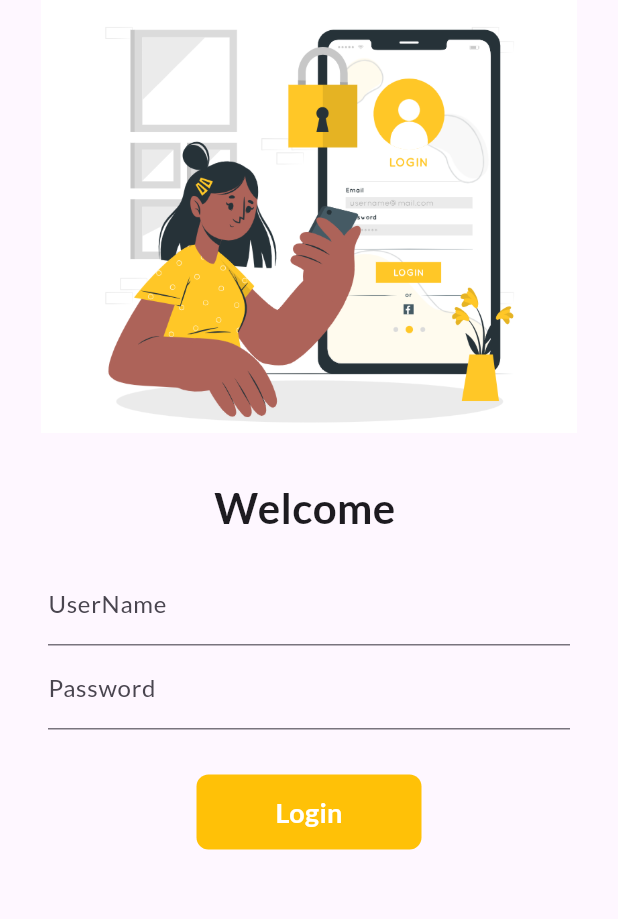
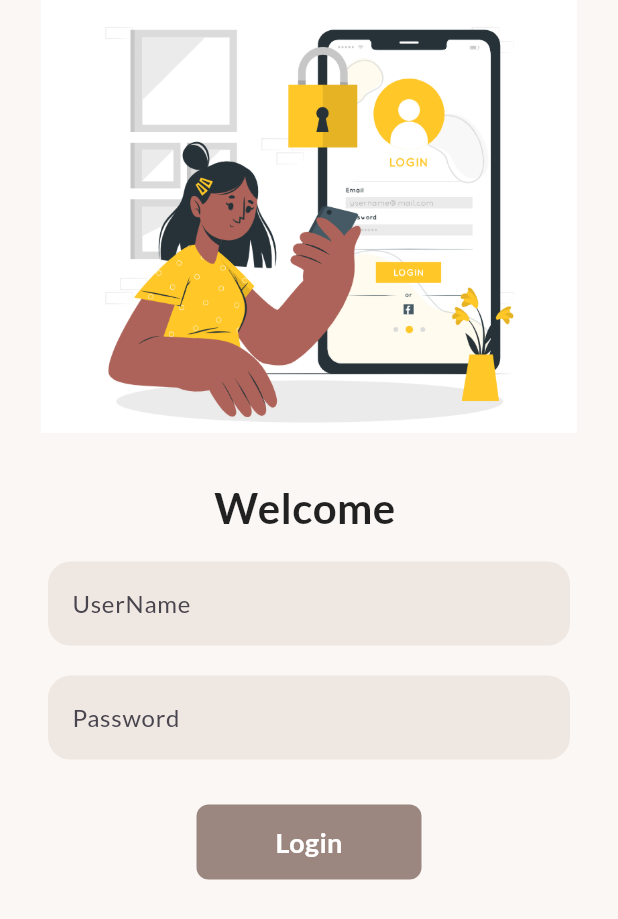
Before and after one commit to maimoona-mustafvi/Elura_skincare_app, a Flutter app: the screen it shows after launch, on a phone screen of 412 x 824 dp. Shown: the top 919 px of the screen. Run offline on Flutter 3.47's test engine with Material 3 defaults, Android fonts, the phone set to English and light mode, and no system bars; our stand-ins replace google_fonts.

Commit message:
changes in login

```diff
--- a/lib/pages/login_page.dart
+++ b/lib/pages/login_page.dart
@@ -1,6 +1,7 @@
+// lib/pages/login_page.dart
+
 import 'package:flutter/material.dart';
 import 'package:elura_skincare_app/utils/routes.dart';
-import 'package:elura_skincare_app/pages/home_page.dart';
 
 class LoginPage extends StatefulWidget {
   @override
@@ -13,22 +14,21 @@ class _LoginPageState extends State<LoginPage> {
   final _formKey = GlobalKey<FormState>();
 
   moveToHomePage(BuildContext context) async {
-    if (_formKey.currentState!.validate()) {
     setState(() {
       changeButton = true;
     });
     await Future.delayed(Duration(seconds: 1));
-      await Navigator.pushNamed(context, MyRoutes.homeRoute);
+    Navigator.pushNamed(context, MyRoutes.homeRoute);
     setState(() {
       changeButton = false;
     });
-    }
   }
 
   @override
   Widget build(BuildContext context) {
     final size = MediaQuery.of(context).size;
     return Material(
+      color: Color(0xFFFAF7F5),
       child: SingleChildScrollView(
         child: Form(
           key: _formKey,
@@ -39,6 +39,9 @@ class _LoginPageState extends State<LoginPage> {
                 child: Image.asset(
                   "assets/images/login-pic.png",
                   fit: BoxFit.contain,
+                  errorBuilder: (context, error, stackTrace) {
+                    return Icon(Icons.image, size: 100, color: Colors.grey);
+                  },
                 ),
               ),
               SizedBox(height: 30.0),
@@ -47,6 +50,7 @@ class _LoginPageState extends State<LoginPage> {
                 style: TextStyle(
                   fontSize: 28,
                   fontWeight: FontWeight.bold,
+                  color: Colors.black87,
                 ),
               ),
               Padding(
@@ -58,6 +62,12 @@ class _LoginPageState extends State<LoginPage> {
                       decoration: InputDecoration(
                         hintText: "Enter UserName",
                         labelText: "UserName",
+                        filled: true,
+                        fillColor: Color(0xFFEFE7E1),
+                        border: OutlineInputBorder(
+                          borderRadius: BorderRadius.circular(15),
+                          borderSide: BorderSide.none,
+                        ),
                       ),
                       validator: (value) {
                         if (value!.isEmpty) {
@@ -70,11 +80,18 @@ class _LoginPageState extends State<LoginPage> {
                         setState(() {});
                       },
                     ),
+                    SizedBox(height: 20),
                     TextFormField(
                       obscureText: true,
                       decoration: InputDecoration(
                         hintText: "Enter Password",
                         labelText: "Password",
+                        filled: true,
+                        fillColor: Color(0xFFEFE7E1),
+                        border: OutlineInputBorder(
+                          borderRadius: BorderRadius.circular(15),
+                          borderSide: BorderSide.none,
+                        ),
                       ),
                       validator: (value) {
                         if (value!.isEmpty) {
@@ -87,7 +104,7 @@ class _LoginPageState extends State<LoginPage> {
                     ),
                     SizedBox(height: 30.0),
                     InkWell(
-                      splashColor: Colors.green,
+                      splashColor: Color(0xFF9B8780),
                       onTap: () => moveToHomePage(context),
                       child: AnimatedContainer(
                         duration: Duration(seconds: 1),
@@ -95,7 +112,7 @@ class _LoginPageState extends State<LoginPage> {
                         height: 50,
                         alignment: Alignment.center,
                         decoration: BoxDecoration(
-                          color: Colors.amber,
+                          color: Color(0xFF9B8780),
                           borderRadius:
                           BorderRadius.circular(changeButton ? 50 : 8),
                         ),
```
Lines whose indentation alone changed are shown as unchanged.
